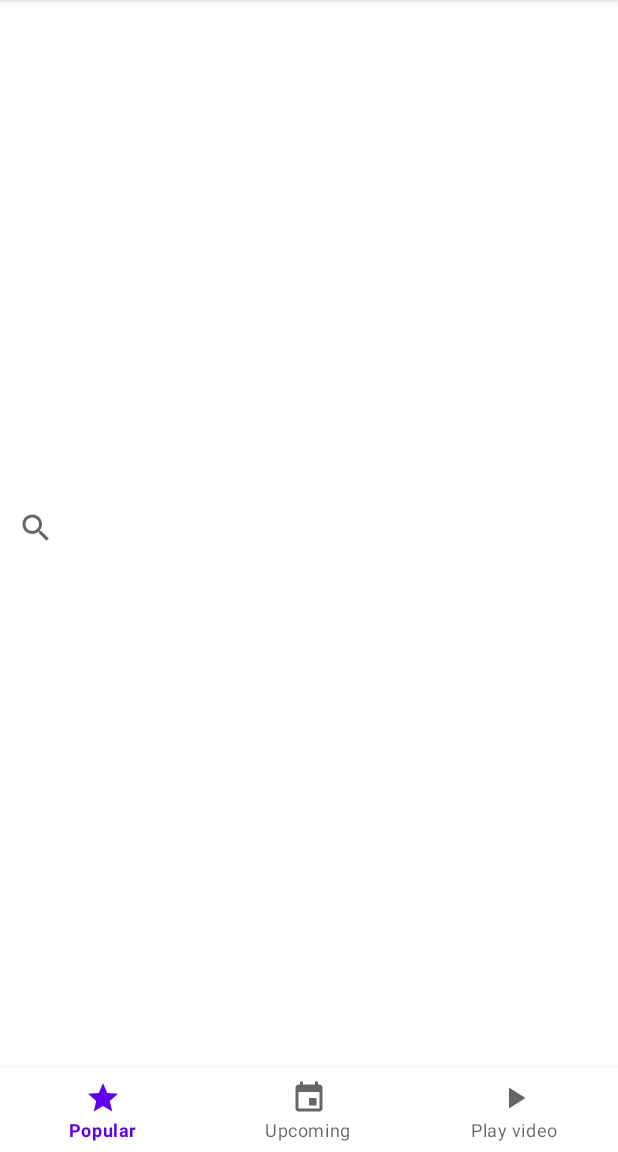
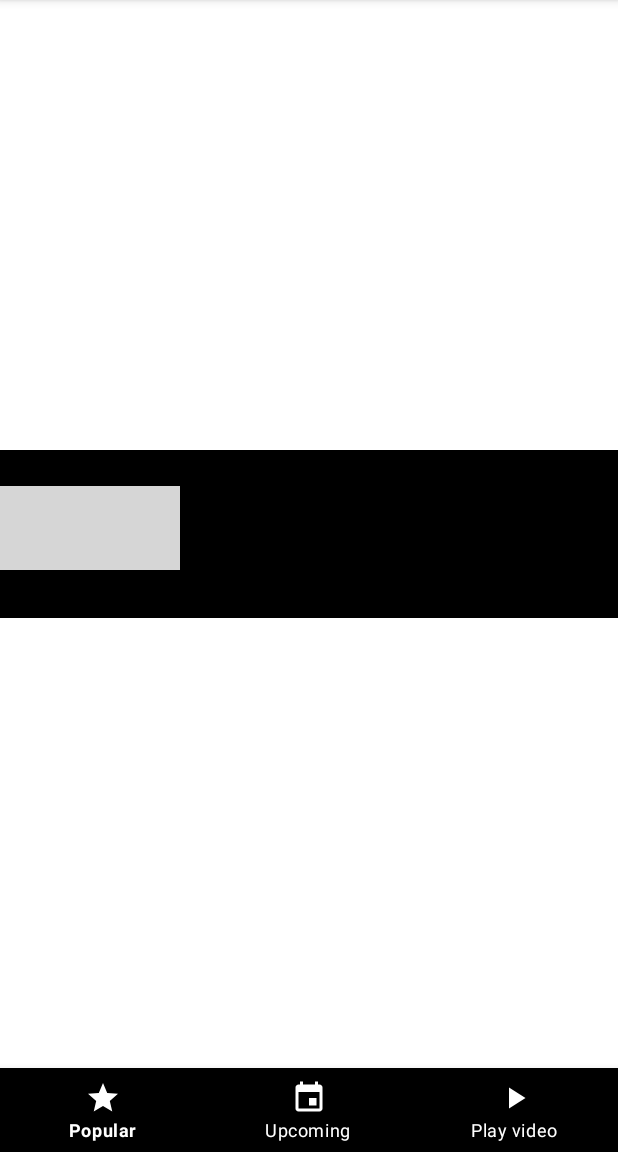
Before and after one commit to ahmadabadiha/Ali_Ahmadabadiha_Maktab67_HW17, an Android app: the screen it shows after launch (MainActivity), on a phone screen of 412 x 824 dp, the part 84-1236 px from its top. Run offline under Robolectric (Android 15) with nearby library versions, the phone set to English and light mode, and no system bars; our stand-ins replace Room's generated code; network calls fail; 1 statement that could not run was skipped; grey boxes are pictures that could not be loaded.

Commit message:
Some changes in ui

```diff
--- a/app/src/main/res/layout/activity_main.xml
+++ b/app/src/main/res/layout/activity_main.xml
@@ -28,5 +28,8 @@
         app:layout_constraintBottom_toBottomOf="parent"
         app:layout_constraintEnd_toEndOf="parent"
         app:layout_constraintStart_toStartOf="parent"
-        app:menu="@menu/bottom_nav_items" />
+        app:menu="@menu/bottom_nav_items"
+        android:background="@color/black"
+        app:itemTextColor="@color/white"
+        app:itemIconTint="@color/white"/>
 </androidx.constraintlayout.widget.ConstraintLayout>
--- a/app/src/main/res/layout/fragment_movie_list.xml
+++ b/app/src/main/res/layout/fragment_movie_list.xml
@@ -4,23 +4,26 @@
     xmlns:tools="http://schemas.android.com/tools"
     android:layout_width="match_parent"
     android:layout_height="match_parent"
+    android:layout_gravity="center"
+    android:background="#000000"
     android:orientation="vertical"
-    android:layout_gravity="center"
     tools:context=".uilayer.MovieListFragment">
 
     <androidx.appcompat.widget.SearchView
         android:id="@+id/searchView"
-        android:layout_width="match_parent"
+        android:layout_width="wrap_content"
         android:layout_height="56dp"
         android:layout_marginTop="24sp"
-
+        android:background="#ED000000"
         app:iconifiedByDefault="true"
-        app:queryHint="search movies" />
+        app:closeIcon="@drawable/ic_baseline_search_24"
+        app:queryHint="search movies"
+        app:searchIcon="@drawable/ic_baseline_search_24" />
 
     <androidx.recyclerview.widget.RecyclerView
         android:id="@+id/recyclerView"
         android:layout_width="match_parent"
         android:layout_height="match_parent"
-        android:layout_marginBottom="32sp"
-        android:layout_gravity="center"/>
+        android:layout_gravity="center"
+        android:layout_marginBottom="32sp" />
 </LinearLayout>
--- a/app/src/main/res/layout/fragment_upcoming.xml
+++ b/app/src/main/res/layout/fragment_upcoming.xml
@@ -8,7 +8,7 @@
    <androidx.recyclerview.widget.RecyclerView
        android:id="@+id/recyclerView"
        android:layout_marginTop="24sp"
-       android:layout_marginBottom="32sp"
+       android:layout_marginBottom="26sp"
        android:layout_width="match_parent"
        android:layout_height="match_parent"
        android:layout_gravity="center"/>
--- a/app/src/main/res/layout/movie_layout.xml
+++ b/app/src/main/res/layout/movie_layout.xml
@@ -4,7 +4,6 @@
     xmlns:tools="http://schemas.android.com/tools"
     android:layout_width="match_parent"
     android:layout_height="wrap_content"
-
     android:background="#ED000000">
 
     <ImageView
--- a/app/src/main/res/values/themes.xml
+++ b/app/src/main/res/values/themes.xml
@@ -11,6 +11,9 @@
         <item name="colorOnSecondary">@color/black</item>
         <!-- Status bar color. -->
         <item name="android:statusBarColor" tools:targetApi="l">?attr/colorPrimaryVariant</item>
+        <item name="android:editTextColor">@android:color/white</item>
+        <item name="android:textColorHint">@android:color/white</item>
+
         <!-- Customize your theme here. -->
     </style>
 </resources>
```
Also changed, not shown: app/src/main/res/layout/fragment_play_video.xml (+6 -2 lines).
